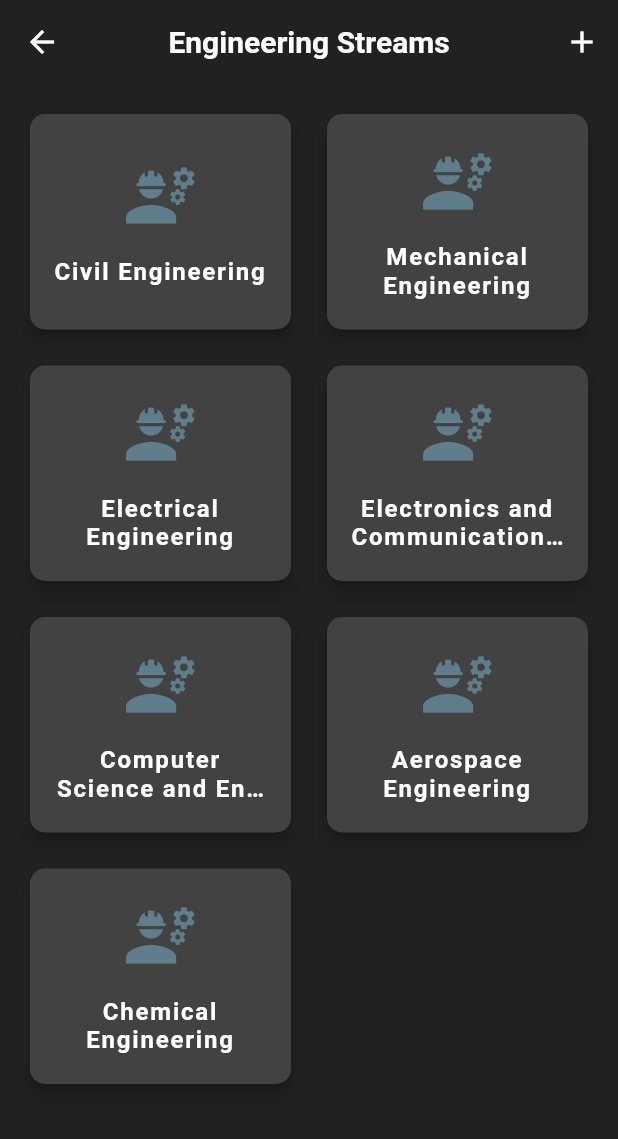
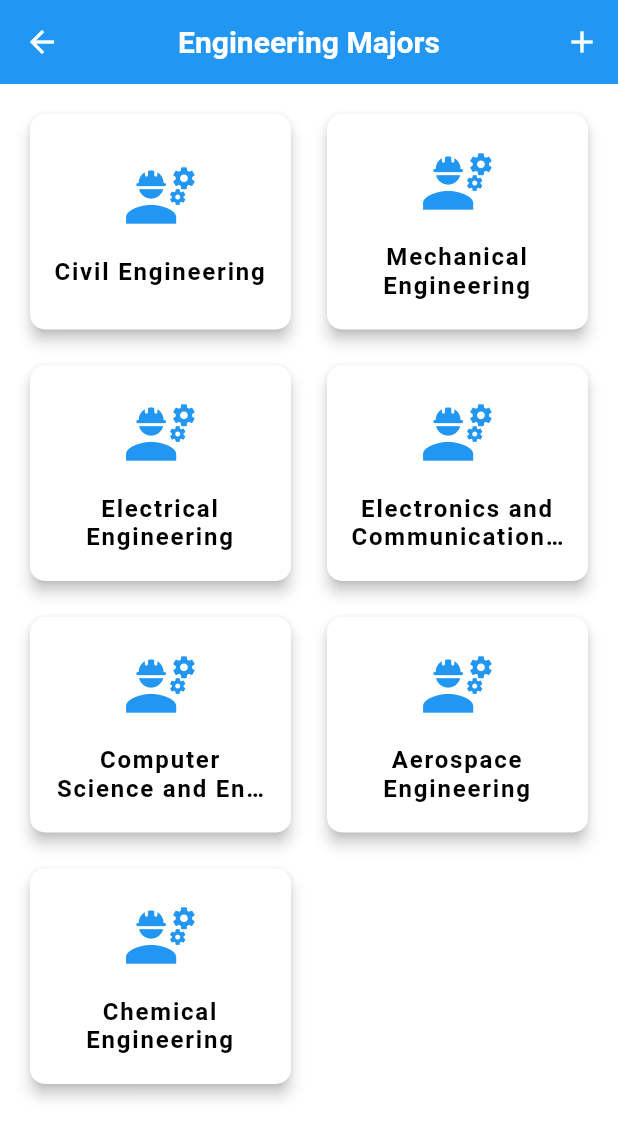
Before and after one commit to shahjugal/FormulaAppCapstone, a Flutter app: the screen it shows after launch, after a tap on "Science", on a phone screen of 412 x 824 dp. Shown: the top 1139 px of the screen. Run offline on Flutter 3.47's test engine with Material 2 defaults, Android fonts, the phone set to English and light mode, and no system bars.

```diff
--- a/Capstone/formula_app/lib/SchoolsUI.dart
+++ b/Capstone/formula_app/lib/SchoolsUI.dart
@@ -1,4 +1,6 @@
 import 'package:flutter/material.dart';
+import 'package:flutter/services.dart';
+import 'package:formula_app/SearchUI.dart';
 import 'package:formula_app/StreamsUI.dart';
 import 'subjects_ui.dart';
 
@@ -58,7 +60,7 @@ class _SchoolUIState extends State<SchoolUI> {
         shape: RoundedRectangleBorder(
           borderRadius: BorderRadius.circular(10.0),
         ),
-        color: Colors.grey[800],
+        color: Colors.white,
         child: Column(
           mainAxisAlignment: MainAxisAlignment.center,
           children: [
@@ -86,17 +88,32 @@ class _SchoolUIState extends State<SchoolUI> {
   @override
   Widget build(BuildContext context) {
     return Scaffold(
+      floatingActionButton: FloatingActionButton(
+        child: Icon(Icons.search),
+        onPressed: () {
+          Navigator.push(
+            context,
+            MaterialPageRoute(
+              builder: (context) => SearchUI(),
+            ),
+          );
+        },
+      ),
       appBar: AppBar(
         title: Text(
           'Schools',
           style: TextStyle(
             fontSize: 20.0,
             fontWeight: FontWeight.bold,
+            color: Colors.white,
           ),
         ),
         actions: [
           IconButton(
-            icon: Icon(Icons.add),
+            icon: Icon(
+              Icons.add,
+              color: Colors.white,
+            ),
             onPressed: () {
               showDialog(
                 context: context,
@@ -135,11 +152,11 @@ class _SchoolUIState extends State<SchoolUI> {
             },
           ),
         ],
+        elevation: 0,
         centerTitle: true,
-        backgroundColor: Colors.grey[900],
-        elevation: 0,
+        backgroundColor: Theme.of(context).primaryColor,
       ),
-      backgroundColor: Colors.grey[900],
+      backgroundColor: Colors.white,
       body: Padding(
         padding: EdgeInsets.all(16.0),
         child: GridView.count(
@@ -195,7 +212,7 @@ class _SchoolUIState extends State<SchoolUI> {
                 shape: RoundedRectangleBorder(
                   borderRadius: BorderRadius.circular(10.0),
                 ),
-                color: Colors.grey[800],
+                color: Colors.white,
                 child: Padding(
                   padding: EdgeInsets.all(16.0),
                   child: Column(
@@ -214,7 +231,7 @@ class _SchoolUIState extends State<SchoolUI> {
                         style: TextStyle(
                           fontSize: 16.0,
                           fontWeight: FontWeight.bold,
-                          color: Colors.white,
+                          color: Colors.black,
                           letterSpacing: 1.2,
                         ),
                         textAlign: TextAlign.center,
--- a/Capstone/formula_app/lib/StreamsUI.dart
+++ b/Capstone/formula_app/lib/StreamsUI.dart
@@ -21,46 +21,48 @@ class _StreamsUIState extends State<StreamsUI> {
   Widget build(BuildContext context) {
     return Scaffold(
       appBar: AppBar(
-        title: Text(
-          'Engineering Streams',
+        title: const Text(
+          'Engineering Majors',
           style: TextStyle(
             fontSize: 20.0,
             fontWeight: FontWeight.bold,
           ),
         ),
         centerTitle: true,
-        backgroundColor: Colors.grey[900],
+        backgroundColor: Theme.of(context).primaryColor,
         elevation: 0,
         actions: [
           IconButton(
-            icon: Icon(Icons.add),
+            icon: const Icon(
+              Icons.add,
+              color: Colors.white,
+            ),
             onPressed: () {
               showDialog(
                 context: context,
                 builder: (BuildContext context) {
                   String newStreamName = '';
                   return AlertDialog(
-                    title: Text('New Stream'),
+                    title: const Text('New Stream'),
                     content: TextField(
                       onChanged: (value) {
                         newStreamName = value;
                       },
-                      decoration: InputDecoration(
+                      decoration: const InputDecoration(
                         hintText: 'Enter stream name',
                       ),
                     ),
                     actions: <Widget>[
                       TextButton(
-                        child: Text('CANCEL'),
+                        child: const Text('CANCEL'),
                         onPressed: () {
                           Navigator.of(context).pop();
                         },
                       ),
                       TextButton(
-                        child: Text('CREATE'),
+                        child: const Text('CREATE'),
                         onPressed: () {
                           Navigator.of(context).pop();
-                          // TODO: create new stream with newStreamName
                           engineeringStreams.add(newStreamName);
                           setState(() {});
                         },
@@ -73,7 +75,7 @@ class _StreamsUIState extends State<StreamsUI> {
           ),
         ],
       ),
-      backgroundColor: Colors.grey[900],
+      backgroundColor: Colors.white,
       body: Padding(
         padding: EdgeInsets.all(16.0),
         child: GridView.count(
@@ -97,7 +99,7 @@ class _StreamsUIState extends State<StreamsUI> {
                 shape: RoundedRectangleBorder(
                   borderRadius: BorderRadius.circular(10.0),
                 ),
-                color: Colors.grey[800],
+                color: Colors.white,
                 child: Padding(
                   padding: EdgeInsets.all(16.0),
                   child: Column(
@@ -116,7 +118,7 @@ class _StreamsUIState extends State<StreamsUI> {
                         style: TextStyle(
                           fontSize: 16.0,
                           fontWeight: FontWeight.bold,
-                          color: Colors.white,
+                          color: Colors.black,
                           letterSpacing: 1.2,
                         ),
                         textAlign: TextAlign.center,
--- a/Capstone/formula_app/lib/formuladetailsscreen.dart
+++ b/Capstone/formula_app/lib/formuladetailsscreen.dart
@@ -31,7 +31,7 @@ class FormulaDetailsScreen extends StatelessWidget {
           ),
         ),
         centerTitle: true,
-        backgroundColor: Colors.grey[900],
+        backgroundColor: Theme.of(context).primaryColor,
         elevation: 0,
       ),
       body: SingleChildScrollView(
--- a/Capstone/formula_app/lib/main.dart
+++ b/Capstone/formula_app/lib/main.dart
@@ -7,8 +7,11 @@ class MyApp extends StatelessWidget {
   @override
   Widget build(BuildContext context) {
     return MaterialApp(
-      title: 'Schools',
-      theme: ThemeData(primarySwatch: Colors.blueGrey),
+      title: 'Formula App',
+      theme: ThemeData(
+          primaryColor: Colors.blue,
+          appBarTheme: const AppBarTheme(
+              backgroundColor: Color.fromARGB(255, 255, 255, 255))),
       home: SchoolUI(),
     );
   }
```
Also changed, not shown: Capstone/formula_app/lib/FormulaListUI.dart (+8 -5 lines), Capstone/formula_app/lib/SearchResultsUI.dart (added, +103 -0 lines), Capstone/formula_app/lib/SearchUI.dart (added, +115 -0 lines), Capstone/formula_app/lib/subjects_ui.dart (+8 -5 lines).
